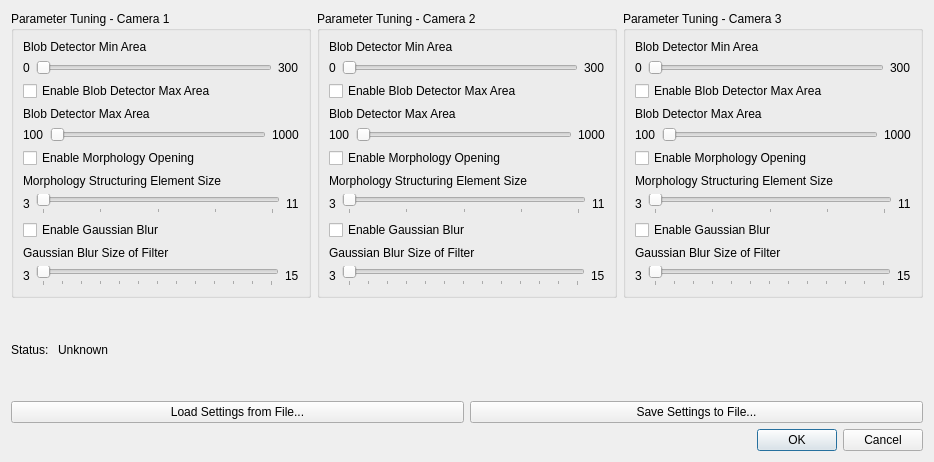
hammashamzah/tugasakhir, file lulusjuni/backgroundmodeltuningdialog.ui: the form before one commit.
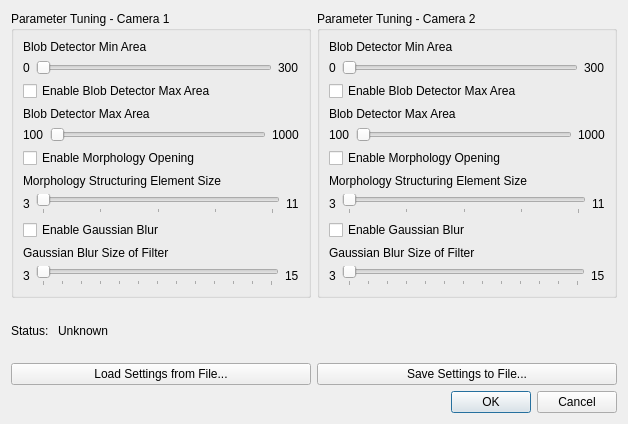
The form after the commit.

What changed in the file:
```diff
--- a/lulusjuni/backgroundmodeltuningdialog.ui
+++ b/lulusjuni/backgroundmodeltuningdialog.ui
@@ -6,8 +6,8 @@
    <rect>
     <x>0</x>
     <y>0</y>
-    <width>932</width>
-    <height>462</height>
+    <width>626</width>
+    <height>424</height>
    </rect>
   </property>
   <property name="windowTitle">
@@ -604,300 +604,6 @@
        </layout>
       </widget>
      </item>
-     <item>
-      <widget class="QGroupBox" name="groupBox_3">
-       <property name="sizePolicy">
-        <sizepolicy hsizetype="Fixed" vsizetype="Preferred">
-         <horstretch>0</horstretch>
-         <verstretch>0</verstretch>
-        </sizepolicy>
-       </property>
-       <property name="minimumSize">
-        <size>
-         <width>300</width>
-         <height>0</height>
-        </size>
-       </property>
-       <property name="title">
-        <string>Parameter Tuning - Camera 3</string>
-       </property>
-       <layout class="QVBoxLayout" name="verticalLayout_18">
-        <item>
-         <layout class="QVBoxLayout" name="verticalLayout_19">
-          <item>
-           <widget class="QLabel" name="label_96">
-            <property name="sizePolicy">
-             <sizepolicy hsizetype="Expanding" vsizetype="Fixed">
-              <horstretch>0</horstretch>
-              <verstretch>0</verstretch>
-             </sizepolicy>
-            </property>
-            <property name="minimumSize">
-             <size>
-              <width>0</width>
-              <height>10</height>
-             </size>
-            </property>
-            <property name="text">
-             <string>Blob Detector Min Area</string>
-            </property>
-           </widget>
-          </item>
-          <item>
-           <layout class="QHBoxLayout" name="horizontalLayout_40">
-            <item>
-             <widget class="QLabel" name="label_97">
-              <property name="text">
-               <string>0</string>
-              </property>
-             </widget>
-            </item>
-            <item>
-             <widget class="QSlider" name="slider_min_area_3">
-              <property name="sizePolicy">
-               <sizepolicy hsizetype="Expanding" vsizetype="Fixed">
-                <horstretch>0</horstretch>
-                <verstretch>0</verstretch>
-               </sizepolicy>
-              </property>
-              <property name="maximum">
-               <number>300</number>
-              </property>
-              <property name="orientation">
-               <enum>Qt::Horizontal</enum>
-              </property>
-             </widget>
-            </item>
-            <item>
-             <widget class="QLabel" name="label_98">
-              <property name="text">
-               <string>300</string>
-              </property>
-             </widget>
-            </item>
-           </layout>
-          </item>
-          <item>
-           <widget class="QCheckBox" name="checkBox_11">
-            <property name="text">
-             <string>Enable Blob Detector Max Area</string>
-            </property>
-           </widget>
-          </item>
-          <item>
-           <widget class="QLabel" name="label_99">
-            <property name="sizePolicy">
-             <sizepolicy hsizetype="Expanding" vsizetype="Fixed">
-              <horstretch>0</horstretch>
-              <verstretch>0</verstretch>
-             </sizepolicy>
-            </property>
-            <property name="minimumSize">
-             <size>
-              <width>0</width>
-              <height>10</height>
-             </size>
-            </property>
-            <property name="text">
-             <string>Blob Detector Max Area</string>
-            </property>
-           </widget>
-          </item>
-          <item>
-           <layout class="QHBoxLayout" name="horizontalLayout_41">
-            <item>
-             <widget class="QLabel" name="label_100">
-              <property name="text">
-               <string>100</string>
-              </property>
-             </widget>
-            </item>
-            <item>
-             <widget class="QSlider" name="slider_max_area_3">
-              <property name="sizePolicy">
-               <sizepolicy hsizetype="Expanding" vsizetype="Fixed">
-                <horstretch>0</horstretch>
-                <verstretch>0</verstretch>
-               </sizepolicy>
-              </property>
-              <property name="minimum">
-               <number>100</number>
-              </property>
-              <property name="maximum">
-               <number>1000</number>
-              </property>
-              <property name="orientation">
-               <enum>Qt::Horizontal</enum>
-              </property>
-             </widget>
-            </item>
-            <item>
-             <widget class="QLabel" name="label_101">
-              <property name="text">
-               <string>1000</string>
-              </property>
-             </widget>
-            </item>
-           </layout>
-          </item>
-          <item>
-           <widget class="QCheckBox" name="checkBox_12">
-            <property name="text">
-             <string>Enable Morphology Opening</string>
-            </property>
-           </widget>
-          </item>
-          <item>
-           <widget class="QLabel" name="label_102">
-            <property name="sizePolicy">
-             <sizepolicy hsizetype="Expanding" vsizetype="Fixed">
-              <horstretch>0</horstretch>
-              <verstretch>0</verstretch>
-             </sizepolicy>
-            </property>
-            <property name="minimumSize">
-             <size>
-              <width>0</width>
-              <height>10</height>
-             </size>
-            </property>
-            <property name="text">
-             <string>Morphology Structuring Element Size</string>
-            </property>
-           </widget>
-          </item>
-          <item>
-           <layout class="QHBoxLayout" name="horizontalLayout_42">
-            <item>
-             <widget class="QLabel" name="label_103">
-              <property name="text">
-               <string>3</string>
-              </property>
-             </widget>
-            </item>
-            <item>
-             <widget class="QSlider" name="slider_morp_element_size_3">
-              <property name="sizePolicy">
-               <sizepolicy hsizetype="Expanding" vsizetype="Fixed">
-                <horstretch>0</horstretch>
-                <verstretch>0</verstretch>
-               </sizepolicy>
-              </property>
-              <property name="minimum">
-               <number>3</number>
-              </property>
-              <property name="maximum">
-               <number>11</number>
-              </property>
-              <property name="singleStep">
-               <number>2</number>
-              </property>
-              <property name="pageStep">
-               <number>2</number>
-              </property>
-              <property name="orientation">
-               <enum>Qt::Horizontal</enum>
-              </property>
-              <property name="invertedAppearance">
-               <bool>false</bool>
-              </property>
-              <property name="invertedControls">
-               <bool>false</bool>
-              </property>
-              <property name="tickPosition">
-               <enum>QSlider::TicksBelow</enum>
-              </property>
-              <property name="tickInterval">
-               <number>2</number>
-              </property>
-             </widget>
-            </item>
-            <item>
-             <widget class="QLabel" name="label_104">
-              <property name="text">
-               <string>11</string>
-              </property>
-             </widget>
-            </item>
-           </layout>
-          </item>
-          <item>
-           <widget class="QCheckBox" name="checkBox_13">
-            <property name="text">
-             <string>Enable Gaussian Blur</string>
-            </property>
-           </widget>
-          </item>
-          <item>
-           <widget class="QLabel" name="label_105">
-            <property name="sizePolicy">
-             <sizepolicy hsizetype="Expanding" vsizetype="Fixed">
-              <horstretch>0</horstretch>
-              <verstretch>0</verstretch>
-             </sizepolicy>
-            </property>
-            <property name="minimumSize">
-             <size>
-              <width>0</width>
-              <height>10</height>
-             </size>
-            </property>
-            <property name="text">
-             <string>Gaussian Blur Size of Filter</string>
-            </property>
-           </widget>
-          </item>
-          <item>
-           <layout class="QHBoxLayout" name="horizontalLayout_43">
-            <item>
-             <widget class="QLabel" name="label_106">
-              <property name="text">
-               <string>3</string>
-              </property>
-             </widget>
-            </item>
-            <item>
-             <widget class="QSlider" name="slider_gaussian_size_3">
-              <property name="sizePolicy">
-               <sizepolicy hsizetype="Expanding" vsizetype="Fixed">
-                <horstretch>0</horstretch>
-                <verstretch>0</verstretch>
-               </sizepolicy>
-              </property>
-              <property name="minimum">
-               <number>3</number>
-              </property>
-              <property name="maximum">
-               <number>15</number>
-              </property>
-              <property name="orientation">
-               <enum>Qt::Horizontal</enum>
-              </property>
-              <property name="tickPosition">
-               <enum>QSlider::TicksBelow</enum>
-              </property>
-              <property name="tickInterval">
-               <number>1</number>
-              </property>
-             </widget>
-            </item>
-            <item>
-             <widget class="QLabel" name="label_107">
-              <property name="text">
-               <string>15</string>
-              </property>
-             </widget>
-            </item>
-           </layout>
-          </item>
-          <item>
-           <layout class="QHBoxLayout" name="horizontalLayout_44"/>
-          </item>
-         </layout>
-        </item>
-       </layout>
-      </widget>
-     </item>
     </layout>
    </item>
    <item>
```
